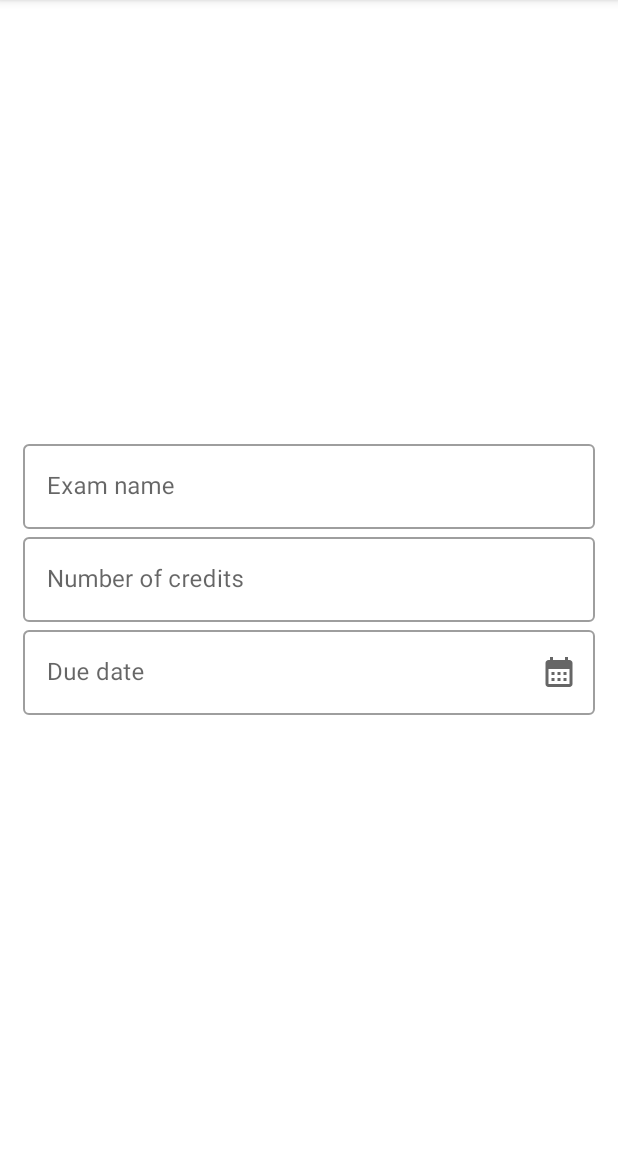
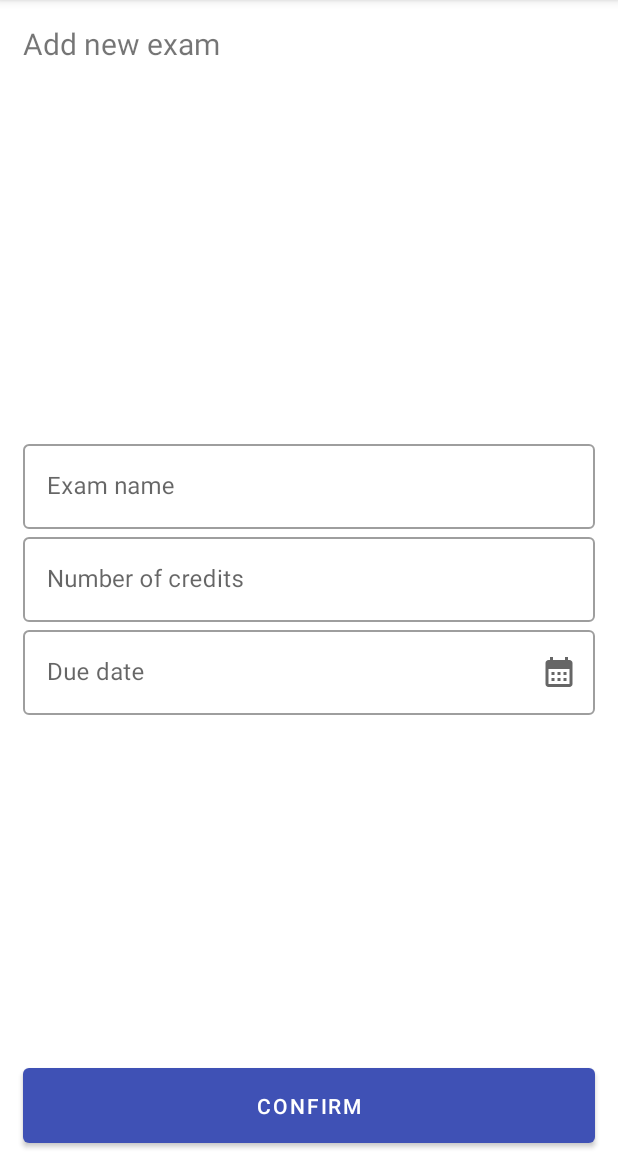
Before and after one commit to Alnu73/studymato, an Android app: the AddExamFragment screen opened through its navigation route, on a phone screen of 412 x 824 dp, the part 84-1236 px from its top. Run offline under Robolectric (Android 15) with nearby library versions, the phone set to English and light mode, and no system bars; our stand-ins replace Firebase (no records; nobody signed in at launch, a user with empty details on screens opened directly), navigation-ui.

Commit message:
Confirm button added and UI fixes made

```diff
--- a/app/src/main/res/layout/fragment_add_exam.xml
+++ b/app/src/main/res/layout/fragment_add_exam.xml
@@ -1,9 +1,23 @@
 <?xml version="1.0" encoding="utf-8"?>
-<LinearLayout xmlns:android="http://schemas.android.com/apk/res/android"
+
+<androidx.coordinatorlayout.widget.CoordinatorLayout xmlns:android="http://schemas.android.com/apk/res/android"
+    xmlns:app="http://schemas.android.com/apk/res-auto"
     xmlns:tools="http://schemas.android.com/tools"
+    android:id="@+id/coordinatorLayout"
     android:layout_width="match_parent"
     android:layout_height="match_parent"
-    xmlns:app="http://schemas.android.com/apk/res-auto"
+    tools:context=".AddExamFragment">
+
+    <TextView
+        android:layout_width="match_parent"
+        android:layout_height="wrap_content"
+        android:padding="15dp"
+        android:textSize="20sp"
+        android:text="@string/add_new_exam" />
+
+    <LinearLayout
+        android:layout_width="match_parent"
+        android:layout_height="match_parent"
         android:gravity="center_vertical"
         android:orientation="vertical"
         android:padding="15dp"
@@ -51,7 +65,17 @@
                 android:inputType="date"
                 android:maxLength="8"
                 />
-
         </com.google.android.material.textfield.TextInputLayout>
 
     </LinearLayout>
+
+    <Button
+        android:id="@+id/confirm_button"
+        android:layout_width="match_parent"
+        android:layout_height="wrap_content"
+        android:text="@string/confirm"
+        android:padding="15dp"
+        android:layout_marginStart="15dp"
+        android:layout_marginEnd="15dp"
+        android:layout_gravity="bottom" />
+</androidx.coordinatorlayout.widget.CoordinatorLayout>
--- a/app/src/main/res/values/strings.xml
+++ b/app/src/main/res/values/strings.xml
@@ -17,4 +17,5 @@
     <string name="exam_name">Exam name</string>
     <string name="number_of_credits">Number of credits</string>
     <string name="due_date">Due date</string>
+    <string name="confirm">Confirm</string>
 </resources>
```
Lines whose indentation alone changed are shown as unchanged.
